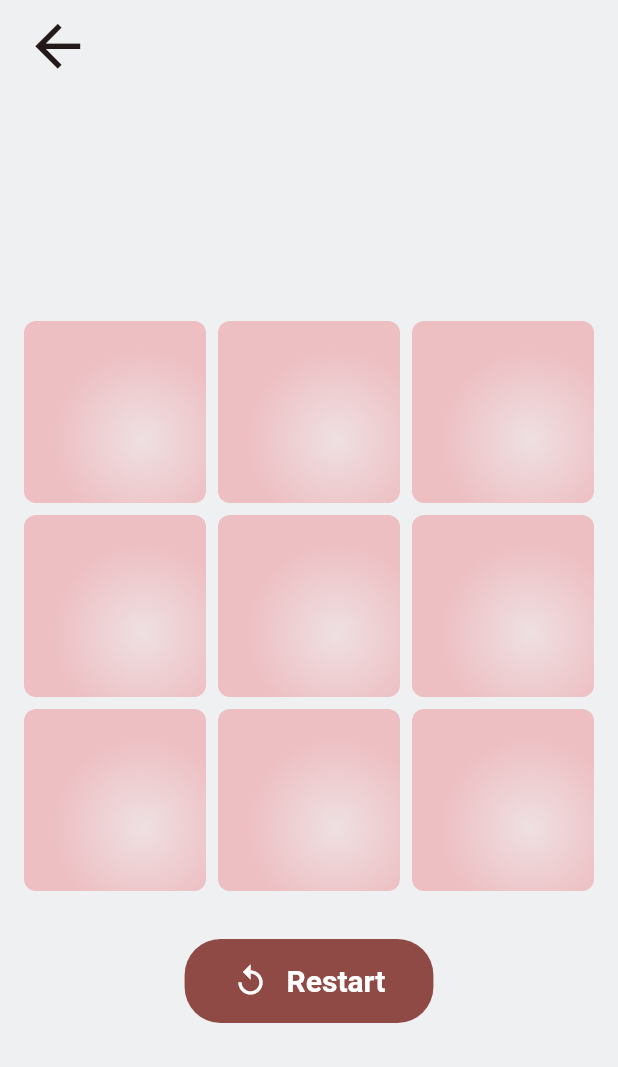
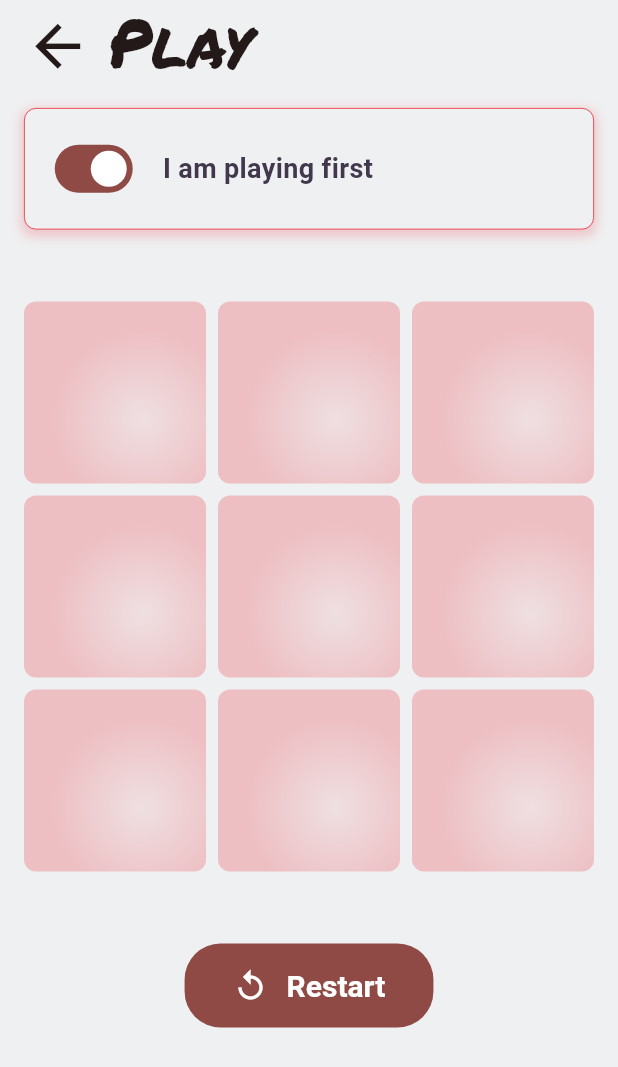
Before and after one commit to icodeyou/betclictactoe, a Flutter app: the GameScreen screen opened by its route, on a phone screen of 412 x 824 dp. Shown: the top 1067 px of the screen. Run offline on Flutter 3.47's test engine with Material 3 defaults, Android fonts, the light colour scheme and no system bars; our stand-ins replace audioplayers, flutter_riverpod, go_router, logger; generated files the repository leaves out were written again.

Commit message:
basic design for score view

```diff
--- a/lib/app/i18n/en.i18n.yaml
+++ b/lib/app/i18n/en.i18n.yaml
@@ -3,6 +3,7 @@ homeScreen:
   settingsButtonLabel: Settings
 
 settingsScreen:
+  title: Settings
   nameLabel: Name
   defaultName: Me
   soundFXLabel: Sound FX
@@ -10,4 +11,5 @@ settingsScreen:
   credits: Music by Mr Smith
 
 playScreen:
+  title: Play
   restartButtonLabel: Restart
--- a/lib/app/i18n/fr.i18n.yaml
+++ b/lib/app/i18n/fr.i18n.yaml
@@ -3,6 +3,7 @@ homeScreen:
   settingsButtonLabel: Paramètres
 
 settingsScreen:
+  title: Paramètres
   nameLabel: Nom
   defaultName: Moi
   soundFXLabel: Effets Sonores
@@ -10,4 +11,5 @@ settingsScreen:
   credits: Musique par Mr Smith
 
 playScreen:
+  title: Jeu
   restartButtonLabel: Recommencer
--- a/lib/presentation/game/ui/cell_view.dart
+++ b/lib/presentation/game/ui/cell_view.dart
@@ -24,7 +24,7 @@ class CellView extends ConsumerWidget {
       onTap: emptyCell && !animationController.isAnimating
           ? () {
               playStateNotifier.tick(index, () async {
-                await animationController.repeat(reverse: true, count: 10);
+                await animationController.repeat(reverse: true, count: 8);
               });
             }
           : null,
--- /dev/null
+++ b/lib/presentation/game/ui/game_options_view.dart
@@ -0,0 +1,24 @@
+import 'package:flutter/material.dart';
+
+class GameOptionsView extends StatelessWidget {
+  const GameOptionsView({super.key});
+
+  @override
+  Widget build(BuildContext context) {
+    return Row(
+      spacing: 16,
+      children: [
+        Switch(
+          value: true,
+          onChanged: (newValue) {
+            print(newValue);
+          },
+        ),
+        const Text(
+          "I am playing first",
+          style: TextStyle(fontSize: 18, fontWeight: FontWeight.bold),
+        ),
+      ],
+    );
+  }
+}
--- a/lib/presentation/game/ui/game_screen.dart
+++ b/lib/presentation/game/ui/game_screen.dart
@@ -1,6 +1,7 @@
 import 'package:betclictactoe/app/i18n/translations.g.dart';
 import 'package:betclictactoe/presentation/game/notifier/play_notifier.dart';
 import 'package:betclictactoe/presentation/game/ui/play_view.dart';
+import 'package:betclictactoe/presentation/game/ui/score_view.dart';
 import 'package:betclictactoe/presentation/shared/theme/app_colors.dart';
 import 'package:betclictactoe/presentation/shared/widgets/app_back_button.dart';
 import 'package:betclictactoe/presentation/shared/widgets/app_button.dart';
@@ -14,12 +15,26 @@ class GameScreen extends ConsumerWidget {
   Widget build(BuildContext context, WidgetRef ref) {
     return Scaffold(
       backgroundColor: AppColors.background,
-      appBar: AppBar(leading: AppBackButton()),
-      body: Center(
+      appBar: AppBar(
+        leading: AppBackButton(),
+        title: Text(
+          t.playScreen.title,
+          textAlign: TextAlign.center,
+          style: TextStyle(
+            fontFamily: 'Permanent Marker',
+            fontSize: 45,
+            height: 1,
+          ),
+        ),
+      ),
+      body: Container(
+        padding: const EdgeInsets.all(16.0),
         child: Column(
           mainAxisSize: MainAxisSize.min,
           spacing: 16,
           children: [
+            ScoreView(),
+            SizedBox(height: 16),
             PlayView(),
             AppButton(
               onPressed: () {
--- a/lib/presentation/game/ui/play_view.dart
+++ b/lib/presentation/game/ui/play_view.dart
@@ -12,7 +12,7 @@ class PlayView extends StatefulWidget {
 class _PlayViewState extends State<PlayView>
     with SingleTickerProviderStateMixin {
   late final AnimationController _animationController = AnimationController(
-    duration: const Duration(milliseconds: 200),
+    duration: const Duration(milliseconds: 250),
     vsync: this,
   );
 
@@ -21,8 +21,6 @@ class _PlayViewState extends State<PlayView>
     return SizedBox(
       width: MediaQuery.of(context).size.width,
       height: MediaQuery.of(context).size.width,
-      child: Padding(
-        padding: const EdgeInsets.all(16.0),
       child: GridView.count(
         crossAxisCount: AppConstants.gridSize,
         shrinkWrap: true,
@@ -31,9 +29,7 @@ class _PlayViewState extends State<PlayView>
         crossAxisSpacing: 8.0,
         children: List.generate(
           AppConstants.gridSize * AppConstants.gridSize,
-            (i) =>
-                CellView(index: i, animationController: _animationController),
-          ),
+          (i) => CellView(index: i, animationController: _animationController),
         ),
       ),
     );
--- /dev/null
+++ b/lib/presentation/game/ui/score_view.dart
@@ -0,0 +1,31 @@
+import 'package:betclictactoe/presentation/game/ui/game_options_view.dart';
+import 'package:betclictactoe/presentation/shared/theme/app_colors.dart';
+import 'package:flutter/material.dart';
+
+class ScoreView extends StatelessWidget {
+  const ScoreView({super.key});
+
+  @override
+  Widget build(BuildContext context) {
+    return Container(
+      decoration: BoxDecoration(
+        color: AppColors.background,
+        border: Border.all(color: AppColors.primary, width: 0.5),
+
+        boxShadow: [
+          BoxShadow(
+            color: AppColors.primary.withAlpha(50),
+            spreadRadius: 2,
+            blurRadius: 5,
+            offset: const Offset(0, 3), // changes position of shadow
+          ),
+        ],
+        borderRadius: BorderRadius.circular(8.0),
+      ),
+      child: Padding(
+        padding: const EdgeInsets.all(16.0),
+        child: GameOptionsView(),
+      ),
+    );
+  }
+}
--- a/lib/presentation/settings/ui/settings_screen.dart
+++ b/lib/presentation/settings/ui/settings_screen.dart
@@ -18,7 +18,7 @@ class SettingsScreen extends ConsumerWidget {
       appBar: AppBar(
         leading: AppBackButton(),
         title: Text(
-          'Settings',
+          t.settingsScreen.title,
           textAlign: TextAlign.center,
           style: TextStyle(
             fontFamily: 'Permanent Marker',
```
Lines whose indentation alone changed are shown as unchanged.
